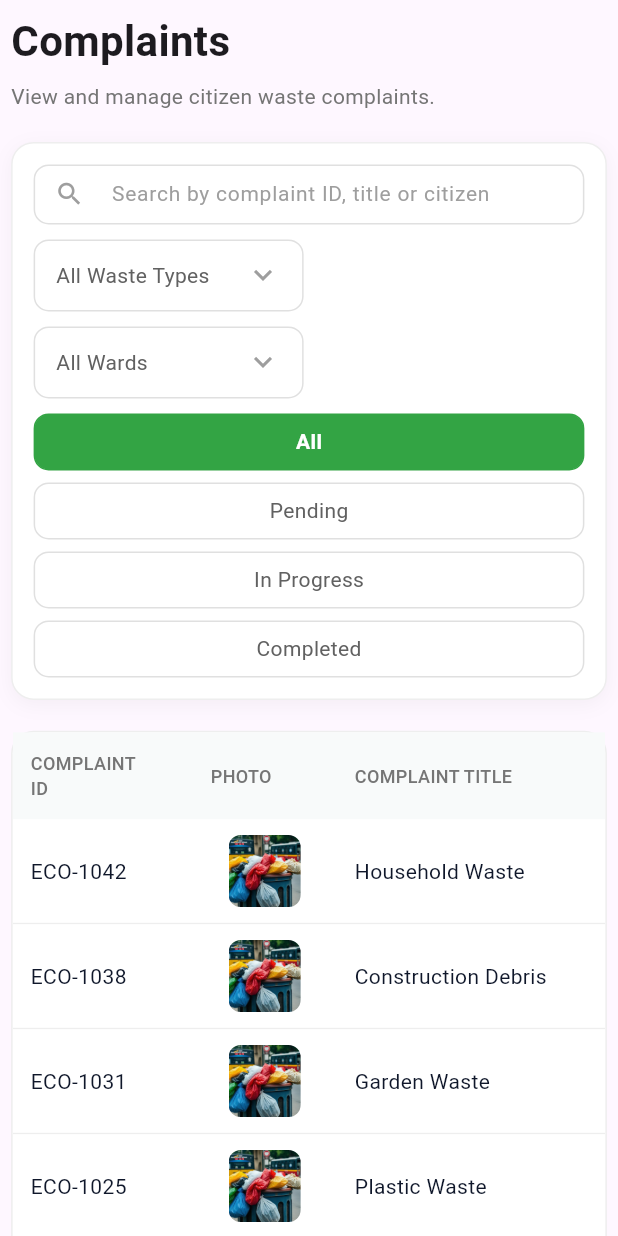
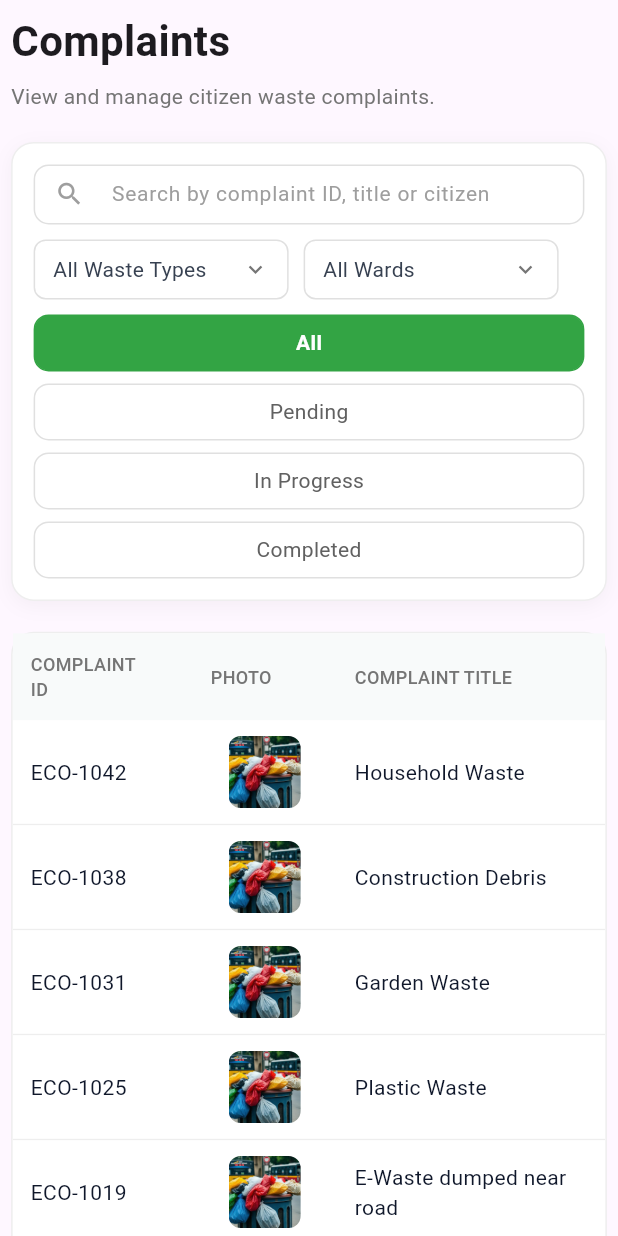
Before and after one commit to rehan-69/ecotrack-admin-panel, a Flutter app: the ComplaintsScreen widget shown alone on an empty page, opened directly, on a phone screen of 412 x 824 dp. Run offline on Flutter 3.47's test engine with Material 3 defaults, Android fonts, the phone set to English and light mode, and no system bars; our stand-ins replace fl_chart, google_fonts.

Commit message:
Refactor ComplaintsScreen and UserDetailScreen for improved code clarity and consistency by removing unnecessary comments and standardizing formatting.

```diff
--- a/lib/complaints/complaints_screen.dart
+++ b/lib/complaints/complaints_screen.dart
@@ -2,7 +2,6 @@ import 'package:flutter/material.dart';
 import 'package:ecotrack_admin_panel/constants/app_color.dart';
 import 'package:ecotrack_admin_panel/constants/responsive.dart';
 import 'package:ecotrack_admin_panel/complaints/complaints_detail_screen.dart';
-
 
 class ComplaintsScreen extends StatelessWidget {
   const ComplaintsScreen({super.key});
@@ -14,12 +13,11 @@ class ComplaintsScreen extends StatelessWidget {
         context.width * 0.018,
       ),
       child: Column(
-        crossAxisAlignment:
-            CrossAxisAlignment.start,
+        crossAxisAlignment: CrossAxisAlignment.start,
         children: [
-          Text(
+          const Text(
             'Complaints',
-            style: const TextStyle(
+            style: TextStyle(
               fontSize: 28,
               fontWeight: FontWeight.bold,
             ),
@@ -59,8 +57,7 @@ class ComplaintsScreen extends StatelessWidget {
       padding: const EdgeInsets.all(14),
       decoration: BoxDecoration(
         color: Colors.white,
-        borderRadius:
-            BorderRadius.circular(15),
+        borderRadius: BorderRadius.circular(15),
         border: Border.all(
           color: Colors.grey.shade200,
         ),
@@ -78,8 +75,7 @@ class ComplaintsScreen extends StatelessWidget {
         builder: (context, constraints) {
           if (constraints.maxWidth >= 900) {
             return Column(
-              crossAxisAlignment:
-                  CrossAxisAlignment.start,
+              crossAxisAlignment: CrossAxisAlignment.start,
               children: [
                 Row(
                   children: [
@@ -91,59 +87,42 @@ class ComplaintsScreen extends StatelessWidget {
                           fontSize: 14,
                           color: Color(0xFF334155),
                         ),
-                        decoration:
-                            InputDecoration(
+                        decoration: InputDecoration(
                           hintText:
                               'Search by complaint ID, title or citizen',
                           hintStyle: TextStyle(
                             fontSize: 14,
-                            color:
-                                Colors.grey.shade500,
+                            color: Colors.grey.shade500,
                           ),
                           prefixIcon: Icon(
                             Icons.search,
                             size: 20,
-                            color:
-                                Colors.grey.shade600,
+                            color: Colors.grey.shade600,
                           ),
-                          contentPadding:
-                              EdgeInsets.zero,
+                          contentPadding: EdgeInsets.zero,
                           filled: true,
                           fillColor: Colors.white,
-                          border:
-                              OutlineInputBorder(
+                          border: OutlineInputBorder(
                             borderRadius:
-                                BorderRadius.circular(
-                              10,
-                            ),
-                            borderSide:
-                                BorderSide(
-                              color:
-                                  Colors.grey.shade300,
+                                BorderRadius.circular(10),
+                            borderSide: BorderSide(
+                              color: Colors.grey.shade300,
                             ),
                           ),
                           enabledBorder:
                               OutlineInputBorder(
                             borderRadius:
-                                BorderRadius.circular(
-                              10,
-                            ),
-                            borderSide:
-                                BorderSide(
-                              color:
-                                  Colors.grey.shade300,
+                                BorderRadius.circular(10),
+                            borderSide: BorderSide(
+                              color: Colors.grey.shade300,
                             ),
                           ),
                           focusedBorder:
                               OutlineInputBorder(
                             borderRadius:
-                                BorderRadius.circular(
-                              10,
-                            ),
-                            borderSide:
-                                BorderSide(
-                              color:
-                                  Colors.grey.shade400,
+                                BorderRadius.circular(10),
+                            borderSide: BorderSide(
+                              color: Colors.grey.shade400,
                             ),
                           ),
                         ),
@@ -155,6 +134,15 @@ class ComplaintsScreen extends StatelessWidget {
                     _dropdown(
                       context,
                       'All Waste Types',
+                      [
+                        'All Waste Types',
+                        'Household Waste',
+                        'Plastic Waste',
+                        'Construction Debris',
+                        'Garden Waste',
+                        'E-Waste',
+                        'Other',
+                      ],
                     ),
 
                     const SizedBox(
@@ -164,6 +152,13 @@ class ComplaintsScreen extends StatelessWidget {
                     _dropdown(
                       context,
                       'All Wards',
+                      [
+                        'All Wards',
+                        'Ward 02',
+                        'Ward 04',
+                        'Ward 07',
+                        'Ward 09',
+                      ],
                     ),
                   ],
                 ),
@@ -229,8 +224,7 @@ class ComplaintsScreen extends StatelessWidget {
                     fontSize: 14,
                     color: Color(0xFF334155),
                   ),
-                  decoration:
-                      InputDecoration(
+                  decoration: InputDecoration(
                     hintText:
                         'Search by complaint ID, title or citizen',
                     hintStyle: TextStyle(
@@ -242,10 +236,8 @@ class ComplaintsScreen extends StatelessWidget {
                       size: 20,
                       color: Colors.grey,
                     ),
-                    contentPadding:
-                        EdgeInsets.zero,
-                    border:
-                        OutlineInputBorder(
+                    contentPadding: EdgeInsets.zero,
+                    border: OutlineInputBorder(
                       borderRadius:
                           BorderRadius.circular(10),
                       borderSide: BorderSide(
@@ -275,11 +267,27 @@ class ComplaintsScreen extends StatelessWidget {
                   _dropdown(
                     context,
                     'All Waste Types',
+                    [
+                      'All Waste Types',
+                      'Household Waste',
+                      'Plastic Waste',
+                      'Construction Debris',
+                      'Garden Waste',
+                      'E-Waste',
+                      'Other',
+                    ],
                   ),
 
                   _dropdown(
                     context,
                     'All Wards',
+                    [
+                      'All Wards',
+                      'Ward 02',
+                      'Ward 04',
+                      'Ward 07',
+                      'Ward 09',
+                    ],
                   ),
                 ],
               ),
@@ -331,16 +339,14 @@ class ComplaintsScreen extends StatelessWidget {
   ) {
     return Container(
       height: 38,
-      padding:
-          const EdgeInsets.symmetric(
+      padding: const EdgeInsets.symmetric(
         horizontal: 16,
       ),
       decoration: BoxDecoration(
         color: selected
             ? AppColors.primaryColor
             : Colors.white,
-        borderRadius:
-            BorderRadius.circular(10),
+        borderRadius: BorderRadius.circular(10),
         border: Border.all(
           color: selected
               ? AppColors.primaryColor
@@ -365,40 +371,125 @@ class ComplaintsScreen extends StatelessWidget {
 
   Widget _dropdown(
     BuildContext context,
-    String text,
+    String selectedValue,
+    List<String> items,
   ) {
-    return Container(
-      width: 180,
-      height: 48,
+    return SizedBox(
+      width: 170,
+      height: 40,
+      child: PopupMenuButton<String>(
+        initialValue: selectedValue,
+
+        onSelected: (value) {
+          // Later filter logic add karenge.
+        },
+
+        position: PopupMenuPosition.under,
+
+        offset: Offset.zero,
+
+        shape: RoundedRectangleBorder(
+          borderRadius: BorderRadius.circular(10),
+        ),
+
+        color: Colors.white,
+        elevation: 4,
+
+        itemBuilder: (context) {
+          return items.map((type) {
+            final isSelected =
+                type == selectedValue;
+
+            return PopupMenuItem<String>(
+              value: type,
+              height: 32,
+              child: Container(
+                width: double.infinity,
                 padding:
                     const EdgeInsets.symmetric(
-        horizontal: 14,
+                  horizontal: 8,
+                ),
+                decoration: BoxDecoration(
+                  color: isSelected
+                      ? const Color(0xFFE8F5E9)
+                      : Colors.transparent,
+                  borderRadius:
+                      BorderRadius.circular(8),
+                ),
+                child: Row(
+                  children: [
+                    Expanded(
+                      child: Text(
+                        type,
+                        maxLines: 1,
+                        overflow:
+                            TextOverflow.ellipsis,
+                        style: TextStyle(
+                          fontSize: 14,
+                          color: isSelected
+                              ? AppColors.primaryColor
+                              : const Color(
+                                  0xFF374151,
+                                ),
+                          fontWeight: isSelected
+                              ? FontWeight.w500
+                              : FontWeight.w400,
+                        ),
+                      ),
+                    ),
+
+                    if (isSelected)
+                      const Icon(
+                        Icons.check,
+                        size: 18,
+                        color:
+                            AppColors.primaryColor,
+                      ),
+                  ],
+                ),
+              ),
+            );
+          }).toList();
+        },
+
+        child: Container(
+          width: double.infinity,
+          height: 40,
+          padding:
+              const EdgeInsets.symmetric(
+            horizontal: 12,
           ),
           decoration: BoxDecoration(
             color: Colors.white,
             borderRadius:
-            BorderRadius.circular(10),
+                BorderRadius.circular(8),
             border: Border.all(
               color: Colors.grey.shade300,
             ),
           ),
           child: Row(
             children: [
-          Text(
-            text,
-            style: TextStyle(
+              Expanded(
+                child: Text(
+                  selectedValue,
+                  maxLines: 1,
+                  overflow:
+                      TextOverflow.ellipsis,
+                  style: const TextStyle(
                     fontSize: 14,
-              color: Colors.grey.shade700,
+                    color: Color(0xFF374151),
+                  ),
                 ),
               ),
 
-          const Spacer(),
-
-          const Icon(
+              Icon(
                 Icons.keyboard_arrow_down,
-            color: Colors.grey,
+                size: 18,
+                color: Colors.grey.shade600,
               ),
             ],
+          ),
+        ),
       ),
     );
   }
```
Also changed, not shown: lib/users/user_detail_screen.dart (+2 -39 lines). Lines whose indentation alone changed are shown as unchanged.
